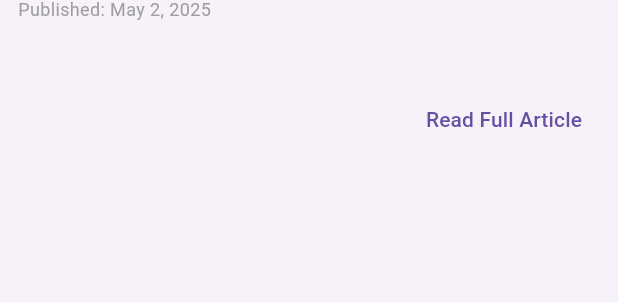
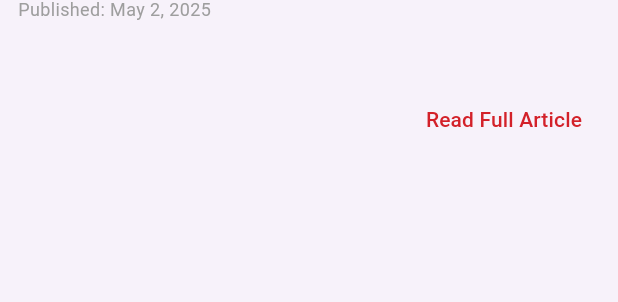
Before and after one commit to h0996g/news, a Flutter app: the NewsCard widget shown alone on an empty page, opened directly with empty values, after a tap on "Read Full Article", on a phone screen of 412 x 824 dp. Shown: the part 418-720 px from the top of the screen. Run offline on Flutter 3.47's test engine with Material 3 defaults, Android fonts, the phone set to English and light mode, and no system bars; drawn by our look-alikes of cached_network_image; our stand-ins replace connectivity_plus, dio, equatable, flutter_bloc, flutter_cache_manager, flutter_dotenv and 7 more; accounts and stored records are empty; network calls fail.

```diff
--- a/lib/News/Everything/cubit/news_everything_cubit.dart
+++ b/lib/News/Everything/cubit/news_everything_cubit.dart
@@ -17,7 +17,7 @@ class NewsEverythingCubit extends Cubit<NewsEverythingState> {
 
   Future<void> getNewsEverything({
     NewsFilterModel? filter,
-    String keyword = 'latest',
+    String keyword = 'all',
     int page = 1,
     bool isLoadMore = false,
   }) async {
--- a/lib/News/TopHeadlines/cubit/news_headlines_cubit.dart
+++ b/lib/News/TopHeadlines/cubit/news_headlines_cubit.dart
@@ -17,7 +17,7 @@ class NewsHeadlinesCubit extends Cubit<NewsHeadlinesState> {
 
   Future<void> getNewsHeadline({
     NewsFilterModel? filter,
-    String keyword = 'latest',
+    String keyword = 'all',
     int page = 1,
     bool isLoadMore = false,
   }) async {
--- a/lib/News/components/card/news_card.dart
+++ b/lib/News/components/card/news_card.dart
@@ -3,6 +3,7 @@ import 'package:intl/intl.dart';
 import 'package:news/Model/news/news_model.dart';
 import 'package:news/components/functions/functions.dart';
 import 'package:news/components/image/cached_image_widget.dart';
+import 'package:news/const/colors.dart';
 
 class NewsCard extends StatelessWidget {
   final ArticleModel article;
@@ -68,7 +69,10 @@ class NewsCard extends StatelessWidget {
                     alignment: Alignment.centerRight,
                     child: TextButton(
                       onPressed: () => launchURL(article.url!),
-                      child: const Text('Read Full Article'),
+                      child: const Text(
+                        'Read Full Article',
+                        style: TextStyle(color: primaryColor),
+                      ),
                     ),
                   ),
               ],
--- a/lib/components/functions/functions.dart
+++ b/lib/components/functions/functions.dart
@@ -2,9 +2,9 @@ import 'package:url_launcher/url_launcher.dart';
 
 Future<void> launchURL(String url) async {
   final Uri uri = Uri.parse(url);
-  if (await canLaunchUrl(uri)) {
+  try {
     await launchUrl(uri, mode: LaunchMode.externalApplication);
-  } else {
+  } catch (e) {
     print("Could not launch $url");
   }
 }
```
